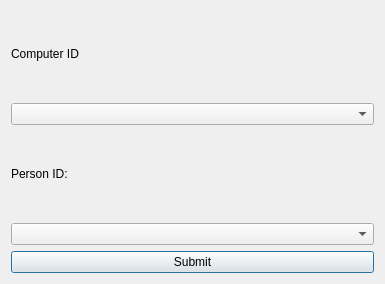
Above: add_connections.ui from HKH515/VLN56 before the change. Below: the same form after it.
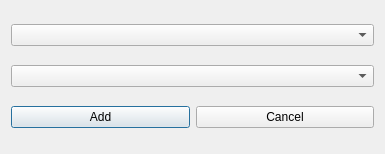
That is the form after the change.

The edit to the form file:
```diff
--- a/add_connections.ui
+++ b/add_connections.ui
@@ -7,39 +7,36 @@
     <x>0</x>
     <y>0</y>
     <width>385</width>
-    <height>284</height>
+    <height>154</height>
    </rect>
   </property>
   <property name="windowTitle">
    <string>Dialog</string>
   </property>
   <layout class="QVBoxLayout" name="verticalLayout">
-   <item>
-    <widget class="QLabel" name="label_2">
-     <property name="text">
-      <string>Computer ID</string>
-     </property>
-    </widget>
-   </item>
    <item>
     <widget class="QComboBox" name="computer_dropdown"/>
    </item>
-   <item>
-    <widget class="QLabel" name="label">
-     <property name="text">
-      <string>Person ID:</string>
-     </property>
-    </widget>
-   </item>
    <item>
     <widget class="QComboBox" name="person_dropdown"/>
    </item>
    <item>
-    <widget class="QPushButton" name="Submit_connections">
-     <property name="text">
-      <string>Submit</string>
-     </property>
-    </widget>
+    <layout class="QHBoxLayout" name="horizontalLayout">
+     <item>
+      <widget class="QPushButton" name="pushbutton_cancel">
+       <property name="text">
+        <string>Add</string>
+       </property>
+      </widget>
+     </item>
+     <item>
+      <widget class="QPushButton" name="pushButton_cancel">
+       <property name="text">
+        <string>Cancel</string>
+       </property>
+      </widget>
+     </item>
+    </layout>
    </item>
   </layout>
  </widget>
```
